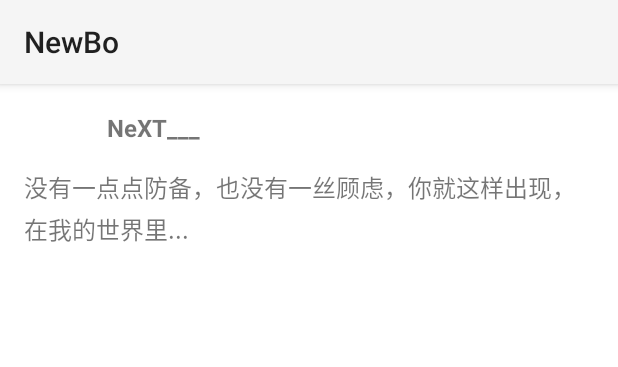
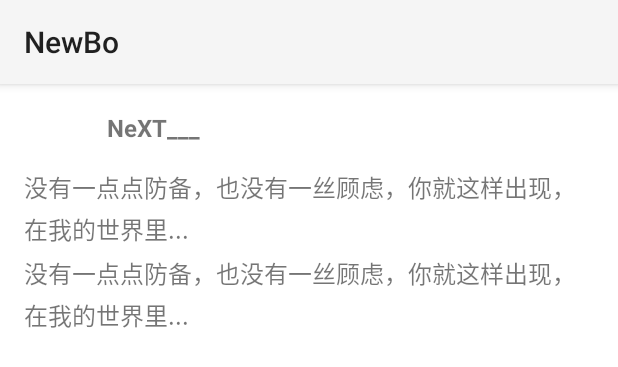
Before and after one commit to kingideayou/NewBo, an Android app: the layout item_weibo.xml on its own in the app's theme, with its tools: preview values and no code run, on a phone screen of 412 x 824 dp. Shown: the top 367 px of the screen. Run offline under Robolectric (Android 15) with nearby library versions, the phone set to English and light mode, and no system bars; plain views replace SimpleDraweeView.

Commit message:
显示转发原文

```diff
--- a/app/src/main/java/com/next/newbo/support/SpannableStringUtils.java
+++ b/app/src/main/java/com/next/newbo/support/SpannableStringUtils.java
@@ -118,6 +118,12 @@ public class SpannableStringUtils {
         return msg.span;
     }
 
+    /**
+     * 获取含转发用户信息的 SpannableString
+     * @param context
+     * @param orig
+     * @return
+     */
     public static SpannableString getOrigSpan(Context context, MessageModel orig) {
         if (orig.origSpan == null) {
 
--- a/app/src/main/res/layout/item_weibo.xml
+++ b/app/src/main/res/layout/item_weibo.xml
@@ -57,17 +57,44 @@
         tools:text="没有一点点防备，也没有一丝顾虑，你就这样出现，在我的世界里..."
         />
 
+    <RelativeLayout
+        android:layout_width="match_parent"
+        android:layout_height="wrap_content">
+
+        <View
+            android:id="@+id/vertical_line"
+            android:layout_width="0dp"
+            android:visibility="gone"
+            android:layout_height="match_parent"
+            android:layout_marginStart="16dp"/>
+
+        <com.next.newbo.ui.view.HackyTextView
+            android:id="@+id/tv_repost_content"
+            android:layout_width="wrap_content"
+            android:layout_height="wrap_content"
+            android:layout_toRightOf="@+id/vertical_line"
+            android:layout_marginTop="5dp"
+            android:layout_marginStart="@dimen/activity_horizontal_margin"
+            android:layout_marginEnd="@dimen/activity_horizontal_margin"
+            android:textSize="@dimen/text_big_size"
+            android:lineSpacingExtra="4dp"
+            tools:text="没有一点点防备，也没有一丝顾虑，你就这样出现，在我的世界里..."
+            tools:ignore="RtlHardcoded" />
+
         <GridLayout
             android:id="@+id/grid_main"
             android:layout_width="match_parent"
             android:layout_height="wrap_content"
+            android:layout_below="@+id/tv_repost_content"
             android:layout_marginTop="5dp"
             android:layout_marginStart="@dimen/activity_horizontal_margin"
+            android:layout_toRightOf="@+id/vertical_line"
             android:columnCount="3"
             android:orientation="horizontal"
             android:useDefaultMargins="false"
             android:clickable="false"
-        android:visibility="gone">
+            android:visibility="gone"
+            tools:ignore="RtlHardcoded">
 
             <com.facebook.drawee.view.SimpleDraweeView
                 fresco:placeholderImage="@color/selector_gray"
@@ -112,4 +139,6 @@
 
         </GridLayout>
 
+    </RelativeLayout>
+
 </LinearLayout>
```
Also changed, not shown: app/src/main/java/com/next/newbo/ui/adapter/FeedAdapter.java (+21 -0 lines), 3 other files. Lines whose indentation alone changed are shown as unchanged.
